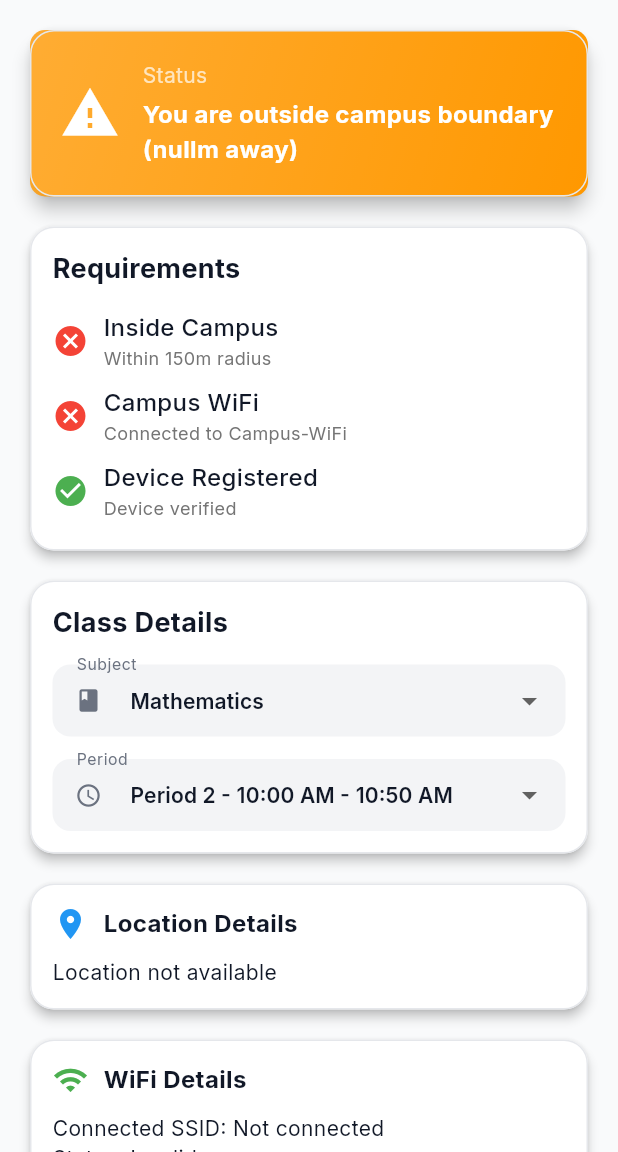
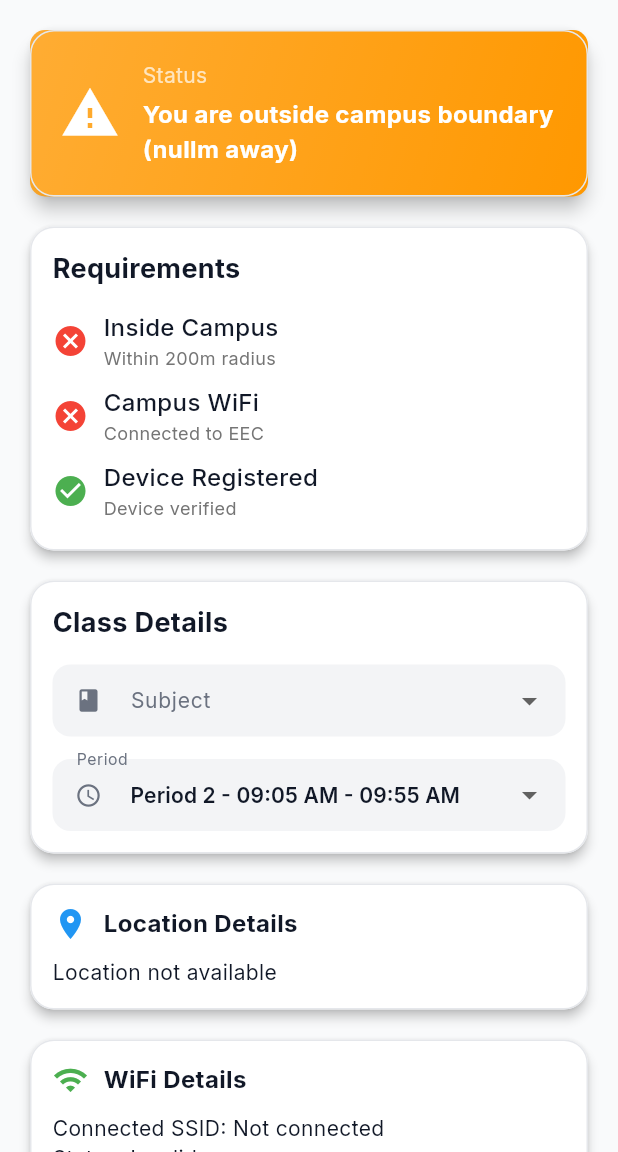
Before and after one commit to Kishore-R45/Smart-Attendance-Frontend, a Flutter app: the MarkAttendanceScreen screen opened directly, on a phone screen of 412 x 824 dp, the part 84-1236 px from its top. Run offline on Flutter 3.47's test engine with Material 3 defaults, Android fonts, the phone set to English and light mode, and no system bars; our stand-ins replace connectivity_plus, device_info_plus, feather_icons, flutter_map, flutter_secure_storage, flutter_spinkit and 6 more; missing offline and left inert: network_info_plus; accounts and stored records are empty; network calls fail.

Commit message:
change wifi config

```diff
--- a/lib/config/app_config.dart
+++ b/lib/config/app_config.dart
@@ -1,16 +1,16 @@
 class AppConfig {
   // API Configuration - Change this to your backend URL
-  static const String baseUrl = 'http://localhost:3000/api';
+  static const String baseUrl = 'https://smart-attendance-backend1.onrender.com/api';
   // For production: 'https://your-backend.onrender.com/api'
 
   // Campus Configuration
-  static const double campusLatitude = 13.0827;
-  static const double campusLongitude = 80.2707;
-  static const double campusRadius = 150.0;
+  static const double campusLatitude = 13.032672;
+  static const double campusLongitude = 80.179273;
+  static const double campusRadius = 200.0;
 
   // WiFi Configuration
-  static const String campusWifiSSID = 'Campus-WiFi';
-  static const List<String> allowedSSIDs = ['Campus-WiFi', 'Campus-5G', 'Campus-Guest'];
+  static const String campusWifiSSID = 'EEC';
+  static const List<String> allowedSSIDs = ['EEC LIBRARY','CIVIL GALLERY HALL','Easwari Eng Collage','Easwari Eng College'];
 
   // App Configuration
   static const Duration sessionTimeout = Duration(days: 7);
@@ -25,23 +25,24 @@ class AppConfig {
 
   // Time Configuration
   static const Map<int, String> periods = {
-    1: '9:00 AM - 9:50 AM',
-    2: '10:00 AM - 10:50 AM',
-    3: '11:00 AM - 11:50 AM',
-    4: '12:00 PM - 12:50 PM',
-    5: '2:00 PM - 2:50 PM',
-    6: '3:00 PM - 3:50 PM',
-    7: '4:00 PM - 4:50 PM',
+    1: '08:15 AM - 9:05 AM',
+    2: '09:05 AM - 09:55 AM',
+    3: '10:10 AM - 11:00 AM',
+    4: '11:00 AM - 11:50 AM',
+    5: '11:50 AM - 12:40 PM',
+    6: '01:30 PM - 02:15 PM',
+    7: '02:15 PM - 03:00 PM',
+    8: '03:00 PM - 03:45 PM',
   };
 
   static const List<String> subjects = [
-    'Mathematics',
-    'Physics',
-    'Chemistry',
-    'Computer Science',
-    'English',
-    'Biology',
-    'History',
-    'Geography',
+    'DSA',
+    'DBMS',
+    'OS',
+    'Aptitude',
+    'Aptitude',
+    'OOP in Java',
+    'DSA',
+    'DCN',
   ];
 }
```
